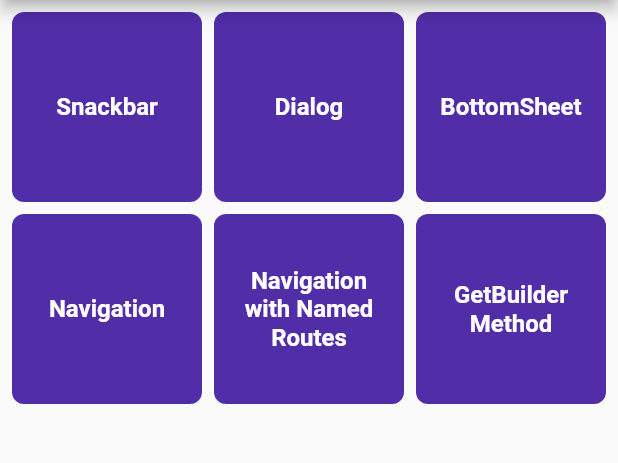
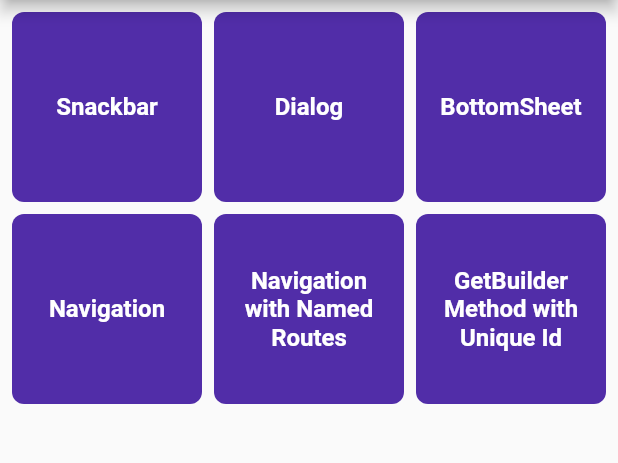
Before and after one commit to a01r066/GetXFlutter, a Flutter app: the screen it shows after launch, on a phone screen of 412 x 824 dp, the part 84-547 px from its top. Run offline on Flutter 3.47's test engine with Material 2 defaults, Android fonts, the phone set to English and light mode, and no system bars; our stand-ins replace get.

Commit message:
Using GetBuilder Method with unique id

```diff
--- a/lib/controllers/mainController.dart
+++ b/lib/controllers/mainController.dart
@@ -2,9 +2,11 @@ import 'package:get/get.dart';
 
 class MainController extends GetxController {
   bool isLoggedIn = false;
+  int followers = 0;
 
   updateStatus(bool status){
     isLoggedIn = status;
-    update();
+    // update();
+    update(['login_status_widget', 'followers_widget']);
   }
 }
--- a/lib/pages/subjects_page.dart
+++ b/lib/pages/subjects_page.dart
@@ -9,7 +9,7 @@ class SubjectsPage extends StatelessWidget {
   final bottomSheet = GridItemWidget(subject: "BottomSheet");
   final navigation = GridItemWidget(subject: "Navigation");
   final namedRoutes = GridItemWidget(subject: "Navigation with Named Routes");
-  final getBuilderMethod = GridItemWidget(subject: "GetBuilder Method");
+  final getBuilderMethod = GridItemWidget(subject: "GetBuilder Method with Unique Id");
 
   // List<Map<GridItemWidget, Widget>> mapItems = [];
   final scaffoldKey = GlobalKey<ScaffoldState>();
```
Also changed, not shown: lib/pages/profile_page.dart (+9 -0 lines).
